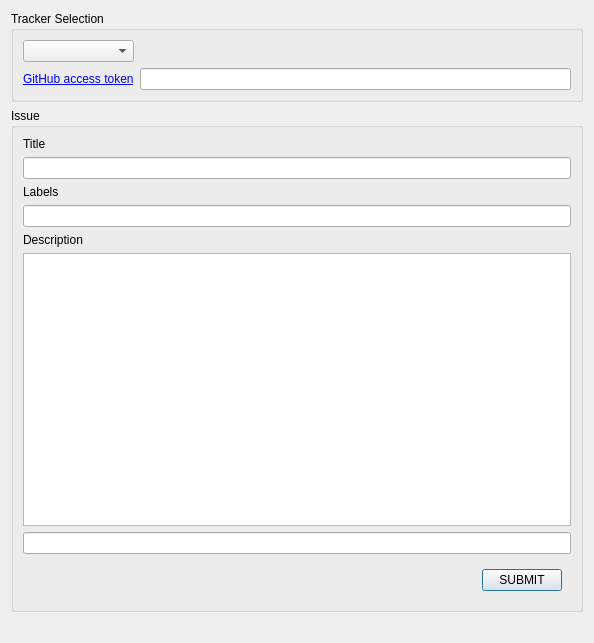
Qt form main_widget.ui (lutraconsulting/qgis-report-plugin) before a commit.
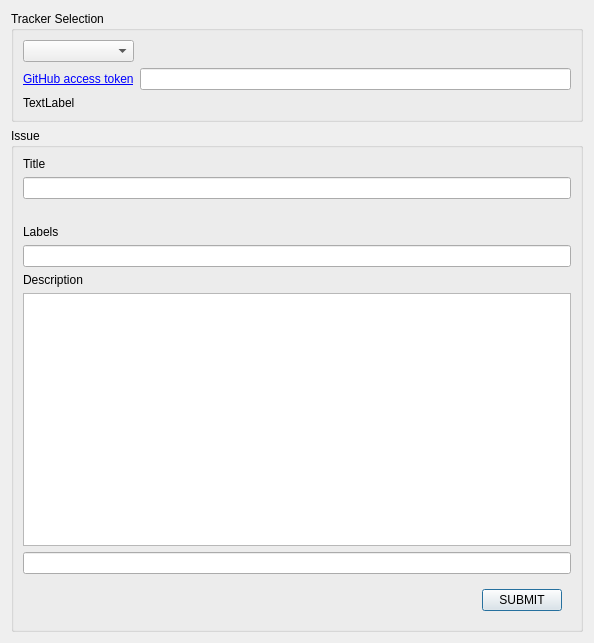
The same form after that commit.

```diff
--- a/main_widget.ui
+++ b/main_widget.ui
@@ -59,6 +59,13 @@
         </property>
        </widget>
       </item>
+      <item row="4" column="0">
+       <widget class="QLabel" name="TrackerErrorLabel">
+        <property name="text">
+         <string>TextLabel</string>
+        </property>
+       </widget>
+      </item>
      </layout>
     </widget>
    </item>
@@ -78,6 +85,13 @@
       <item>
        <widget class="QLineEdit" name="TitleEditLine"/>
       </item>
+      <item>
+       <widget class="QLabel" name="TitleErrorLabel">
+        <property name="text">
+         <string/>
+        </property>
+       </widget>
+      </item>
       <item>
        <widget class="QLabel" name="LabelsLabel">
         <property name="text">
@@ -134,13 +148,6 @@
      </layout>
     </widget>
    </item>
-   <item>
-    <widget class="QLabel" name="ErrorLabel">
-     <property name="text">
-      <string/>
-     </property>
-    </widget>
-   </item>
   </layout>
  </widget>
  <resources/>
```
